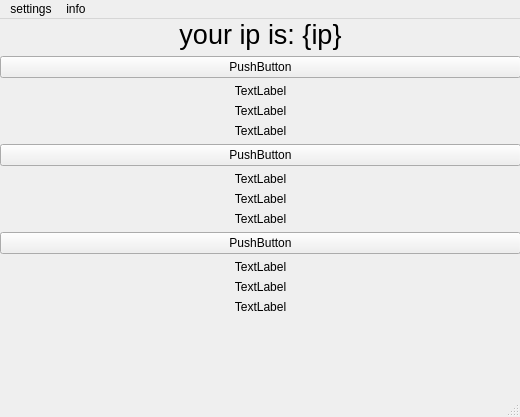
oriLahav03/SubLoader, file client/UI/rooms.ui: the form before one commit.
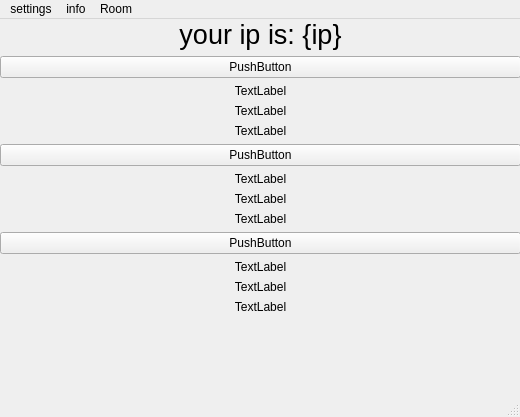
The form after the commit.

Commit message: added create rooms ui

```diff
--- a/client/UI/rooms.ui
+++ b/client/UI/rooms.ui
@@ -178,8 +178,16 @@
      <string>info</string>
     </property>
    </widget>
+   <widget class="QMenu" name="menuRoom">
+    <property name="title">
+     <string>Room</string>
+    </property>
+    <addaction name="actionCreate_room_2"/>
+    <addaction name="actionJoin_room"/>
+   </widget>
    <addaction name="menusettings"/>
    <addaction name="menuinfo"/>
+   <addaction name="menuRoom"/>
   </widget>
   <widget class="QStatusBar" name="statusbar"/>
  </widget>
```
Left out of the diff: 15 changed lines with no effect on the pictures. The commit also changes 3 other files.
